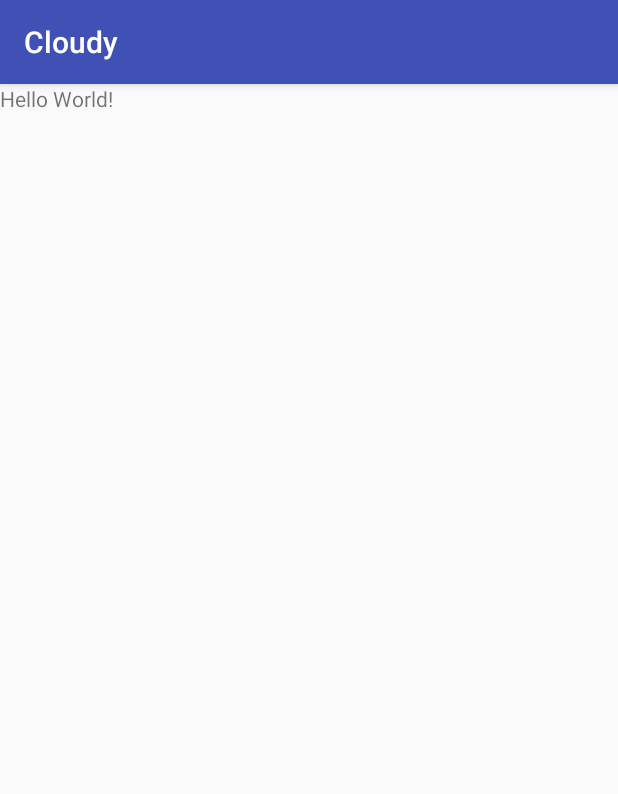
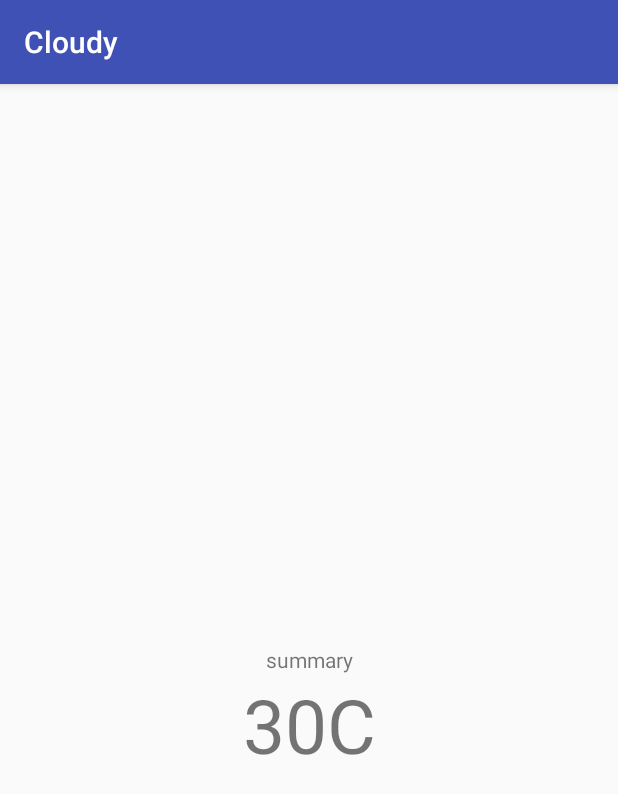
Before and after one commit to hovo/Cloudy, an Android app: the screen it shows after launch (MainActivity), on a phone screen of 412 x 824 dp. Shown: the top 794 px of the screen. Run offline under Robolectric (Android 15) with nearby library versions, the phone set to English and light mode, and no system bars.

Commit message:
JSON Parsing

```diff
--- a/app/src/main/java/me/khachikyan/cloudy/MainActivity.java
+++ b/app/src/main/java/me/khachikyan/cloudy/MainActivity.java
@@ -3,6 +3,9 @@ package me.khachikyan.cloudy;
 import android.support.v7.app.AppCompatActivity;
 import android.os.Bundle;
 import android.widget.TextView;
+
+import org.json.JSONException;
+import org.json.JSONObject;
 
 import java.io.IOException;
 
@@ -16,9 +19,11 @@ public class MainActivity extends AppCompatActivity {
 
     private final OkHttpClient client = new OkHttpClient();
     private static final String API_KEY = "YOUR API KEY HERE";
-    private String url = "https://api.darksky.net/forecast/" + API_KEY + "/37.8267,-122.4233";
+    private String url = "https://api.darksky.net/forecast/" + API_KEY + "/43.6532,-79.381667?units=ca"; // Hardcoded coordinates
 
-    TextView jsonResponse;
+    private TextView summaryTv;
+    private TextView temperatureTv;
+    private WeatherData weatherData;
 
 
     @Override
@@ -26,7 +31,8 @@ public class MainActivity extends AppCompatActivity {
         super.onCreate(savedInstanceState);
         setContentView(R.layout.activity_main);
 
-        jsonResponse = (TextView) findViewById(R.id.json_response);
+        summaryTv = (TextView) findViewById(R.id.summary_tv);
+        temperatureTv = (TextView) findViewById(R.id.temperature_tv);
 
         Request request = new Request.Builder()
                 .url(url)
@@ -50,7 +56,12 @@ public class MainActivity extends AppCompatActivity {
                     MainActivity.this.runOnUiThread(new Runnable() {
                         @Override
                         public void run() {
-                            jsonResponse.setText(res);
+                            // Initialize weather data
+                            weatherData = getWeatherDetails(res);
+
+                            // Update the view
+                            summaryTv.setText(weatherData.getSummary());
+                            temperatureTv.setText(Double.toString(weatherData.getTemperature()));
                         }
                     });
                 }
@@ -58,4 +69,23 @@ public class MainActivity extends AppCompatActivity {
         });
 
     }
+
+    public WeatherData getWeatherDetails(String response) {
+        try {
+            JSONObject rootObject = new JSONObject(response);
+            JSONObject currentConditions = rootObject.getJSONObject("currently");
+
+            double temperature = currentConditions.getDouble("temperature");
+            long time = currentConditions.getLong("time");
+            String summary = currentConditions.getString("summary");
+
+            weatherData = new WeatherData("test location", temperature, time, summary);
+
+
+        } catch (JSONException e) {
+            e.printStackTrace();
+        }
+
+        return weatherData;
+    }
 }
--- a/app/src/main/res/layout/activity_main.xml
+++ b/app/src/main/res/layout/activity_main.xml
@@ -1,15 +1,30 @@
 <?xml version="1.0" encoding="utf-8"?>
-<LinearLayout xmlns:android="http://schemas.android.com/apk/res/android"
+<RelativeLayout xmlns:android="http://schemas.android.com/apk/res/android"
     xmlns:app="http://schemas.android.com/apk/res-auto"
     xmlns:tools="http://schemas.android.com/tools"
     android:layout_width="match_parent"
     android:layout_height="match_parent"
+    android:orientation="vertical"
+    android:padding="16dp"
+    android:layout_gravity="center"
     tools:context="me.khachikyan.cloudy.MainActivity">
 
     <TextView
-        android:id="@+id/json_response"
-        android:layout_width="wrap_content"
+        android:id="@+id/summary_tv"
+        android:layout_width="match_parent"
         android:layout_height="wrap_content"
-        android:text="Hello World!" />
+        android:text="summary"
+        android:layout_centerInParent="true"
+        android:gravity="center_horizontal"/>
 
-</LinearLayout>
+    <TextView
+        android:id="@+id/temperature_tv"
+        android:layout_width="match_parent"
+        android:layout_height="wrap_content"
+        android:layout_below="@id/summary_tv"
+        android:text="30C"
+        android:textSize="50sp"
+        android:layout_centerInParent="true"
+        android:gravity="center_horizontal"/>
+
+</RelativeLayout>
```
Also changed, not shown: app/src/main/java/me/khachikyan/cloudy/WeatherData.java (added, +51 -0 lines).
